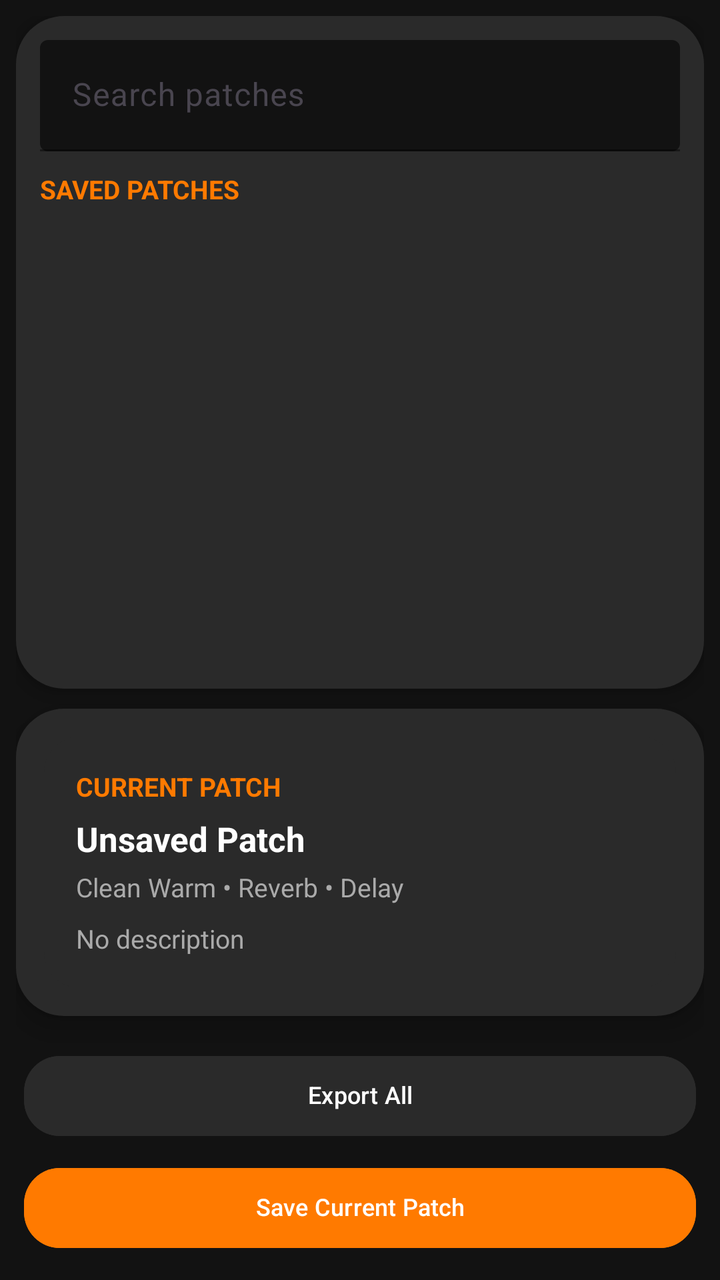
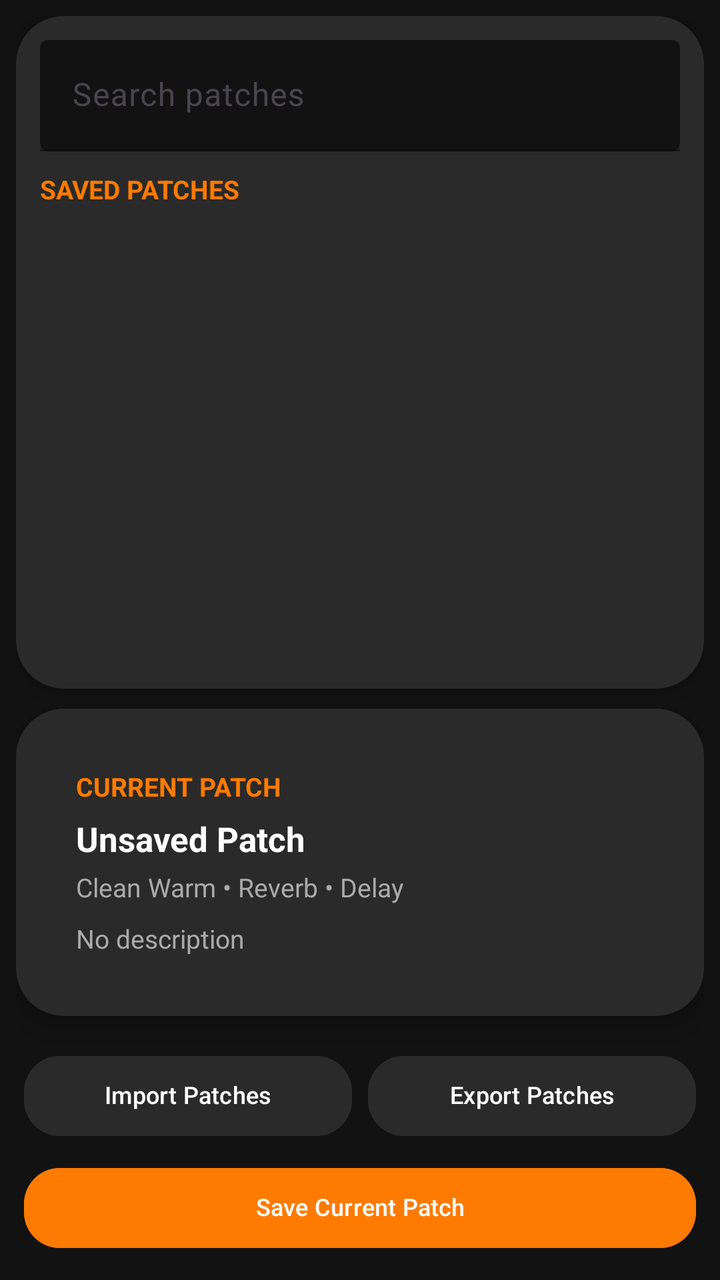

Two renders of the same Android screen: before a commit and after it. Below are the layout's source before the change and the commit's diff.
<!-- AndroidManifest.xml: application theme Theme.Droidchitect -->
<!-- res/layout/patch_page.xml -->
<?xml version="1.0" encoding="utf-8"?>
<LinearLayout xmlns:android="http://schemas.android.com/apk/res/android"
    xmlns:app="http://schemas.android.com/apk/res-auto"
    android:layout_width="match_parent"
    android:layout_height="match_parent"
    android:orientation="vertical"
    android:padding="@dimen/screen_padding">

    
    
    

    <LinearLayout
        android:layout_width="match_parent"
        android:layout_height="0dp"
        android:layout_weight="1"
        android:layout_marginBottom="10dp"
        android:background="@drawable/top_panel_bg"
        android:elevation="6dp"
        android:orientation="vertical"
        android:padding="12dp">

        

        <com.google.android.material.textfield.TextInputLayout
            android:layout_width="match_parent"
            android:layout_height="wrap_content"
            android:layout_marginBottom="10dp"


            app:boxBackgroundMode="filled"
            app:boxBackgroundColor="@color/bg_primary"
            app:boxStrokeColor="@color/accent_orange"
            app:hintTextColor="@color/text_secondary"
            app:cursorColor="@color/accent_orange"
            >

            <com.google.android.material.textfield.TextInputEditText
                android:id="@+id/patchSearchInput"
                android:layout_width="match_parent"
                android:layout_height="wrap_content"

                android:hint="Search patches"

                android:textColor="@color/text_primary"
                android:textColorHint="@color/text_secondary"

                android:singleLine="true"
                android:maxLines="1"
                android:imeOptions="actionSearch"
                android:inputType="text"/>

        </com.google.android.material.textfield.TextInputLayout>

        

        <TextView
            android:layout_width="wrap_content"
            android:layout_height="wrap_content"
            android:layout_marginBottom="8dp"
            android:text="SAVED PATCHES"
            android:textColor="@color/accent_orange"
            android:textSize="13sp"
            android:textStyle="bold" />

        

        <ScrollView
            android:layout_width="match_parent"
            android:layout_height="0dp"
            android:layout_weight="1"
            android:fillViewport="true"
            android:overScrollMode="never">

            <LinearLayout
                android:id="@+id/patchListContainer"
                android:layout_width="match_parent"
                android:layout_height="wrap_content"
                android:orientation="vertical" />

        </ScrollView>

    </LinearLayout>

    
    
    

    <LinearLayout
        android:layout_width="match_parent"
        android:layout_height="wrap_content"
        android:background="@drawable/bottom_panel_bg"
        android:elevation="8dp"
        android:orientation="vertical"
        android:padding="14dp">

        

        <LinearLayout
            android:layout_width="match_parent"
            android:layout_height="wrap_content"
            android:background="@drawable/patch_card_bg"
            android:orientation="vertical"
            android:padding="16dp">

            

            <TextView
                android:layout_width="wrap_content"
                android:layout_height="wrap_content"
                android:text="CURRENT PATCH"
                android:textColor="@color/accent_orange"
                android:textSize="13sp"
                android:textStyle="bold" />

            

            <TextView
                android:id="@+id/currentPatchName"
                android:layout_width="match_parent"
                android:layout_height="wrap_content"
                android:layout_marginTop="6dp"
                android:ellipsize="end"
                android:maxLines="1"
                android:text="Unsaved Patch"
                android:textColor="@color/text_primary"
                android:textSize="17sp"
                android:textStyle="bold" />

            

            <TextView
                android:id="@+id/currentPatchSummary"
                android:layout_width="match_parent"
                android:layout_height="wrap_content"
                android:layout_marginTop="4dp"
                android:ellipsize="end"
                android:maxLines="1"
                android:text="Clean Warm • Reverb • Delay"
                android:textColor="@color/text_secondary"
                android:textSize="13sp" />

            

            <TextView
                android:id="@+id/currentPatchAbout"
                android:layout_width="match_parent"
                android:layout_height="wrap_content"
                android:layout_marginTop="8dp"
                android:ellipsize="end"
                android:lineSpacingExtra="1dp"
                android:maxLines="2"
                android:text="No description"
                android:textColor="@color/text_secondary"
                android:textSize="13sp"
                />

        </LinearLayout>
    </LinearLayout>
        

        <LinearLayout
            android:layout_width="match_parent"
            android:layout_height="wrap_content"
            android:layout_marginTop="12dp"
            android:orientation="vertical">

            

            <LinearLayout
                android:layout_width="match_parent"
                android:layout_height="wrap_content"
                android:orientation="horizontal">



                <com.google.android.material.button.MaterialButton
                    android:id="@+id/exportPatchButton"
                    style="@style/ChipButton"
                    android:text="Export All"
                    android:textAllCaps="false" />

            </LinearLayout>

            

            <com.google.android.material.button.MaterialButton
                android:id="@+id/saveCurrentPatchButton"
                style="@style/ChipButton"
                android:layout_width="match_parent"
                android:layout_marginTop="4dp"
                android:layout_weight="0"
                android:backgroundTint="@color/accent_orange"
                android:text="Save Current Patch"
                android:textAllCaps="false"
                android:textColor="@color/text_primary" />

        </LinearLayout>



</LinearLayout>
<!-- resources referenced by this layout -->
<resources>
  <color name="accent_orange">#FF7A00</color>
  <color name="bg_primary">#121212</color>
  <color name="text_primary">#FFFFFF</color>
  <color name="text_secondary">#AAAAAA</color>
  <dimen name="screen_padding">8dp</dimen>
  <!-- drawable bottom_panel_bg (drawable) -->
  <?xml version="1.0" encoding="utf-8"?>
  <shape xmlns:android="http://schemas.android.com/apk/res/android">
  
      <solid android:color="@color/bg_secondary"/>
  
      <corners
          android:topLeftRadius="24dp"
          android:topRightRadius="24dp"
          android:bottomLeftRadius="24dp"
          android:bottomRightRadius="24dp"/>
          />
  
  
  </shape>
  <!-- drawable patch_card_bg (drawable) -->
  <?xml version="1.0" encoding="utf-8"?>
  <shape xmlns:android="http://schemas.android.com/apk/res/android">
  
      <solid android:color="@color/bg_tertiary" />
      <padding android:padding="16dp" />
      <corners android:radius="18dp" />
  
    =
  
  </shape>
  <!-- drawable top_panel_bg (drawable) -->
  <?xml version="1.0" encoding="utf-8"?>
  <shape xmlns:android="http://schemas.android.com/apk/res/android">
  
      <solid android:color="@color/bg_secondary"/>
  
      <corners
          android:topLeftRadius="24dp"
          android:topRightRadius="24dp"
          android:bottomLeftRadius="24dp"
          android:bottomRightRadius="24dp"/>
  
  </shape>
  <style name="ChipButton">
  
          <item name="android:layout_width">
              0dp
          </item>
  
          <item name="android:layout_height">
              @dimen/voice_button_height
          </item>
  
          <item name="android:layout_weight">
              1
          </item>
  
          <item name="android:textColor">
              @color/text_primary
          </item>
  
          <item name="android:textSize">
              12sp
          </item>
  
          <item name="android:layout_margin">
              @dimen/voice_button_margin
          </item>
  
          
  
          <item name="android:backgroundTint">
              @color/bg_tertiary
          </item>
  
          <item name="cornerRadius">
              18dp
          </item>
  
          <item name="elevation">
              4dp
          </item>
  
          
  
          <item name="android:gravity">
              center
          </item>
  
          <item name="android:lines">
              2
          </item>
  
          <item name="android:ellipsize">
              end
          </item>
  
          <item name="android:textAlignment">
              center
          </item>
  
          <item name="android:includeFontPadding">
              false
          </item>
  
      </style>
  <style name="Theme.Droidchitect" parent="Base.Theme.Droidchitect" />
  <color name="bg_secondary">#2A2A2A</color>
  <color name="bg_tertiary">#2A2A2A</color>
  <dimen name="voice_button_height">48dp</dimen>
  <dimen name="voice_button_margin">4dp</dimen>
  <style name="ThemeOverlay_Droidchitect_Dialog" parent="ThemeOverlay.Material3.MaterialAlertDialog">
  
          
  
          <item name="colorSurface">
              @color/bg_secondary
          </item>
  
          
  
          <item name="android:textColorPrimary">
              @color/text_primary
          </item>
  
          <item name="android:textColorSecondary">
              @color/text_secondary
          </item>
  
          
  
          <item name="buttonBarPositiveButtonStyle">
              @style/DroidDialogButton
          </item>
  
          <item name="buttonBarNegativeButtonStyle">
              @style/DroidDialogButton
          </item>
  
      </style>
  <style name="DroidDialogButton" parent="Widget.Material3.Button.TextButton.Dialog">
  
          <item name="android:textColor">
              @color/accent_orange
          </item>
  
          <item name="rippleColor">
              @color/bg_tertiary
          </item>
  
      </style>
  <!-- unchanged entries left out for length: 1 -->
</resources>

<!-- the commit's change to res/layout/patch_page.xml (unified diff, before → after) -->
@@ -172,12 +172,17 @@
                 android:layout_height="wrap_content"
                 android:orientation="horizontal">
 
+                <com.google.android.material.button.MaterialButton
+                    android:id="@+id/importPatchButton"
+                    style="@style/ChipButton"
+                    android:text="Import Patches"
+                    android:textAllCaps="false" />
 
 
                 <com.google.android.material.button.MaterialButton
                     android:id="@+id/exportPatchButton"
                     style="@style/ChipButton"
-                    android:text="Export All"
+                    android:text="Export Patches"
                     android:textAllCaps="false" />
 
             </LinearLayout>
